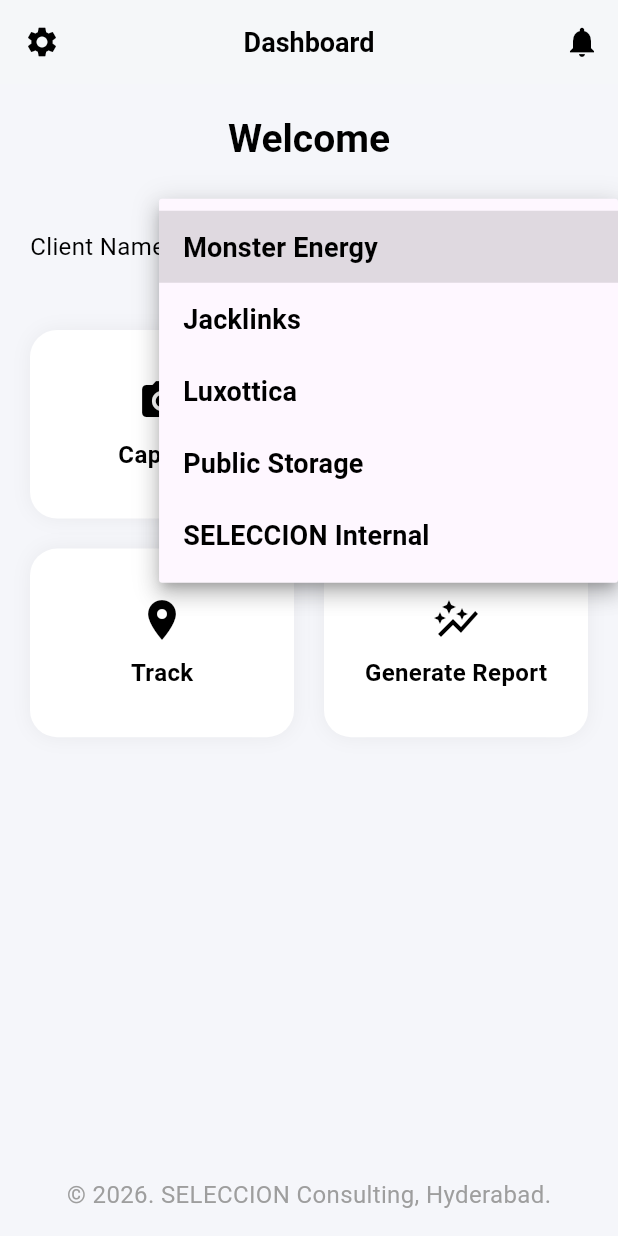
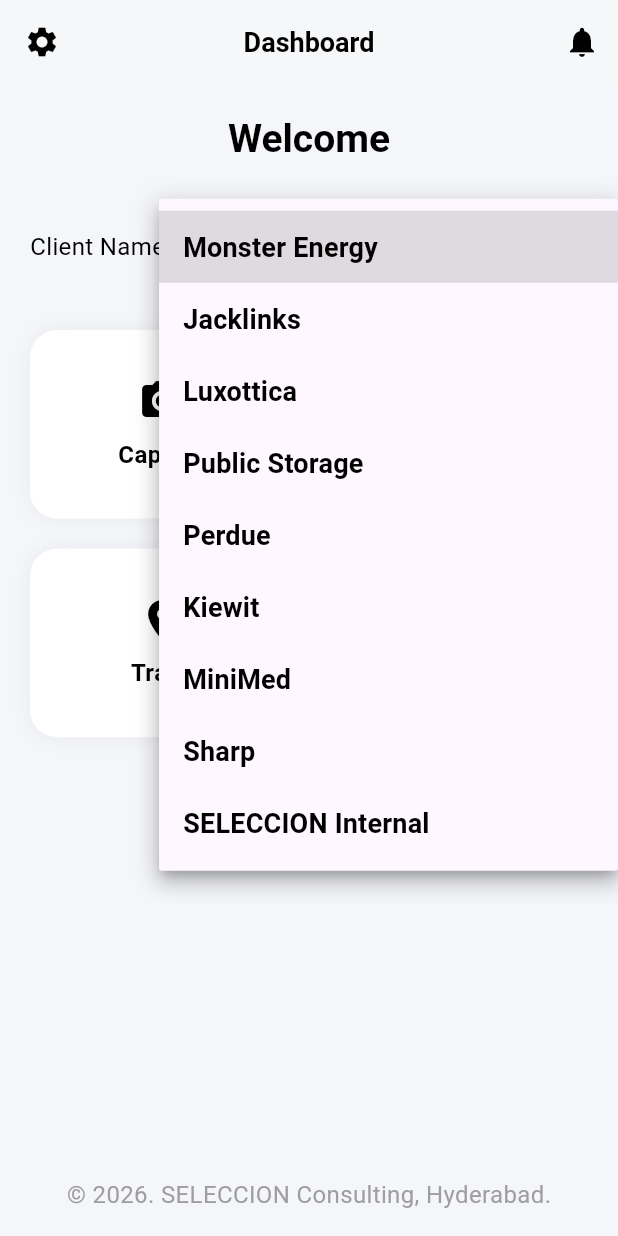
Before and after one commit to Bainocular/expense_automation, a Flutter app: the HomeScreen screen opened directly, after a tap on "Monster Energy", on a phone screen of 412 x 824 dp. Run offline on Flutter 3.47's test engine with Material 3 defaults, Android fonts, the phone set to English and light mode, and no system bars; our stand-ins replace camera, file_picker, image_picker, introduction_screen, shared_preferences; accounts and stored records are empty.

Commit message:
added customers

```diff
--- a/lib/screens/home_screen.dart
+++ b/lib/screens/home_screen.dart
@@ -29,6 +29,10 @@
     "Jacklinks",
     "Luxottica",
     "Public Storage",
+    "Perdue",
+    "Kiewit",
+    "MiniMed",
+    "Sharp",
     "SELECCION Internal",
   ];
 
--- a/lib/screens/otp_login_screen.dart
+++ b/lib/screens/otp_login_screen.dart
@@ -180,14 +180,7 @@
                     labelText: 'Role',
                     border: OutlineInputBorder(),
                   ),
-                  items:
-                      [
-                            'Admin',
-                            'Consultant',
-                            'G&A',
-                            'Sales',
-                            'Technical/Functional',
-                          ]
+                  items: ['Consultant', 'G&A', 'Sales', 'Technical/Functional']
                       .map(
                         (role) => DropdownMenuItem(
                           value: role,
@@ -265,6 +258,22 @@
                                 DropdownMenuItem(
                                   value: "Public Storage",
                                   child: Text("Public Storage"),
+                                ),
+                                DropdownMenuItem(
+                                  value: "Perdue",
+                                  child: Text("Perdue"),
+                                ),
+                                DropdownMenuItem(
+                                  value: "Kiewit",
+                                  child: Text("Kiewit"),
+                                ),
+                                DropdownMenuItem(
+                                  value: "MiniMed",
+                                  child: Text("MiniMed"),
+                                ),
+                                DropdownMenuItem(
+                                  value: "Sharp",
+                                  child: Text("Sharp"),
                                 ),
                                 DropdownMenuItem(
                                   value: "SELECCION Internal",
@@ -374,6 +383,10 @@
                       value: "Public Storage",
                       child: Text("Public Storage"),
                     ),
+                    DropdownMenuItem(value: "Perdue", child: Text("Perdue")),
+                    DropdownMenuItem(value: "Kiewit", child: Text("Kiewit")),
+                    DropdownMenuItem(value: "MiniMed", child: Text("MiniMed")),
+                    DropdownMenuItem(value: "Sharp", child: Text("Sharp")),
                     DropdownMenuItem(
                       value: "SELECCION Internal",
                       child: Text("SELECCION Internal"),
```
Lines whose indentation alone changed are shown as unchanged.
